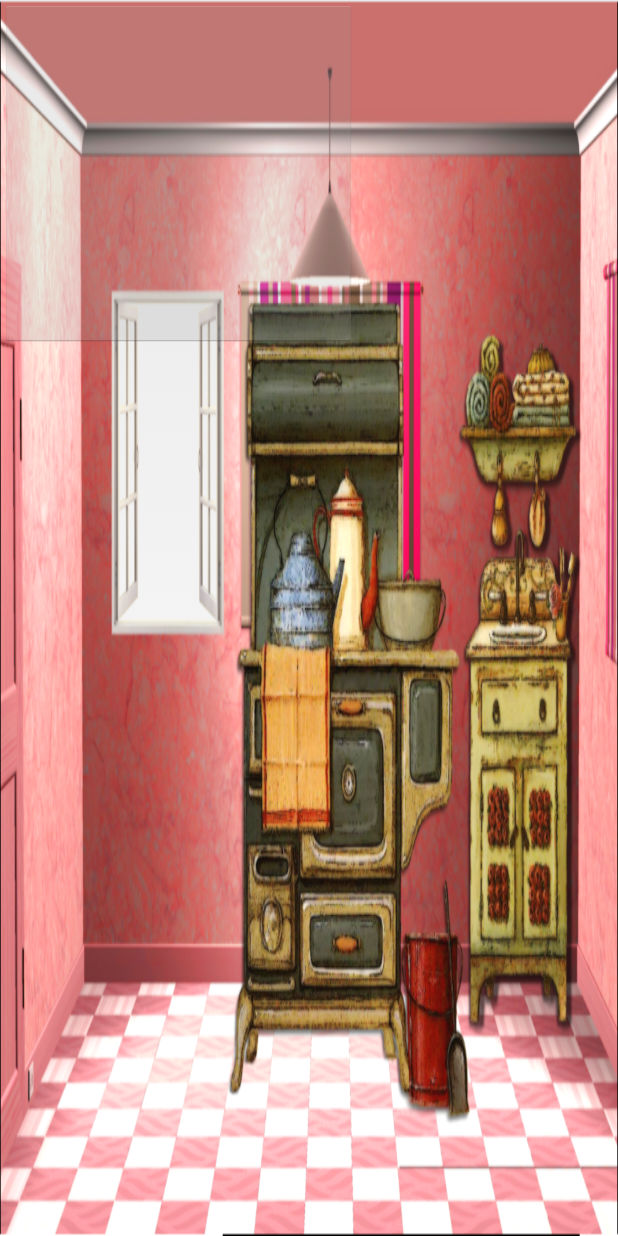
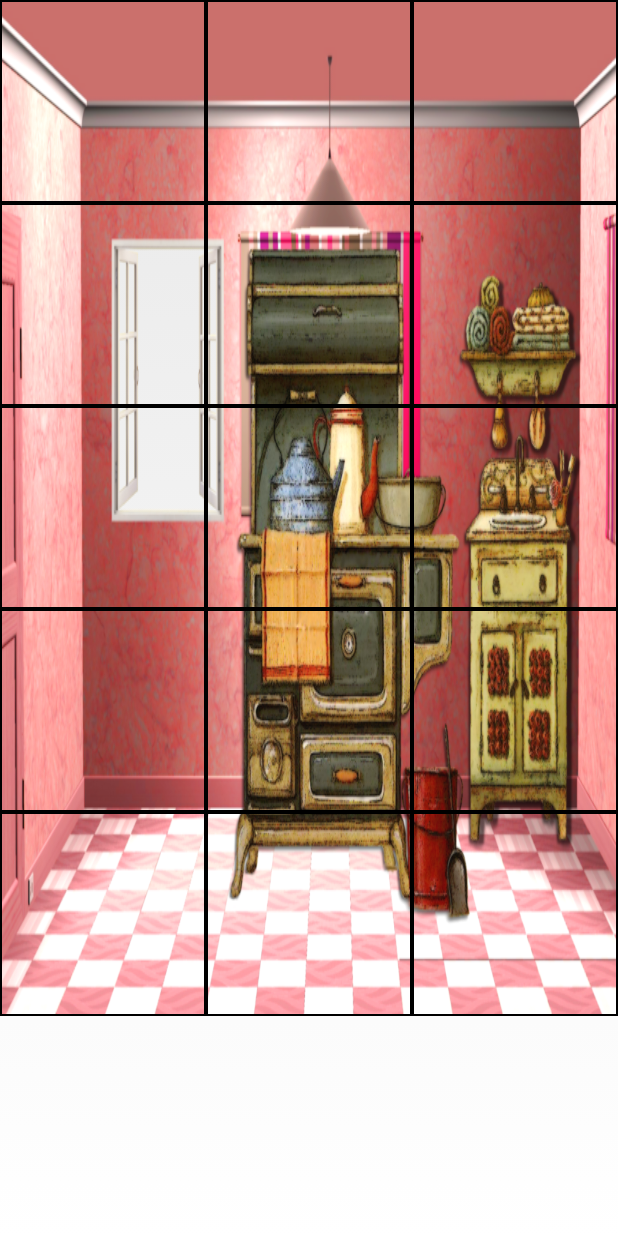
Before and after one commit to GonHunch/tarakan, an Android app: the KitchenActivity screen opened directly, with no data from a screen before it, on a phone screen of 412 x 824 dp. Run offline under Robolectric (Android 15) with nearby library versions, the phone set to English and light mode, and no system bars.

```diff
--- /dev/null
+++ b/app/src/main/res/drawable/back.xml
@@ -0,0 +1,5 @@
+<?xml version="1.0" encoding="utf-8"?>
+<shape xmlns:android="http://schemas.android.com/apk/res/android" android:shape="rectangle" >
+    <solid android:color="@android:color/transparent" />
+    <stroke android:width="1dip" android:color="#000000"/>
+</shape>
--- a/app/src/main/res/layout/activity_kitchen.xml
+++ b/app/src/main/res/layout/activity_kitchen.xml
@@ -3,17 +3,166 @@
     xmlns:app="http://schemas.android.com/apk/res-auto"
     xmlns:tools="http://schemas.android.com/tools"
     android:layout_width="match_parent"
-    android:layout_height="match_parent"
+    android:layout_height="wrap_content"
     android:background="@drawable/tarakan_kitchen_9"
-    android:columnCount="1"
-    android:gravity="center"
-    android:rowCount="1"
+    android:columnCount="3"
+    android:elevation="1dp"
+    android:rowCount="5"
     tools:context="com.goncharov.anton.tarakan.KitchenActivity">
 
     <Button
         android:id="@+id/button1"
-        android:layout_width="238dp"
-        android:layout_height="231dp"
-        android:alpha="0.5"
+        android:layout_width="0dp"
+        android:layout_height="wrap_content"
+        android:layout_columnWeight="1"
+        android:layout_gravity="fill"
+        android:layout_rowWeight="1"
+        android:background="@drawable/back"
+        android:singleLine="false"
         android:tag="21" />
+
+    <Button
+        android:id="@+id/button2"
+        android:layout_width="0dp"
+        android:layout_height="wrap_content"
+        android:layout_columnWeight="1"
+        android:layout_gravity="fill"
+        android:layout_rowWeight="1"
+        android:background="@drawable/back"
+        android:singleLine="false"
+        android:tag="21" />
+
+    <Button
+        android:id="@+id/button3"
+        android:layout_width="0dp"
+        android:layout_height="wrap_content"
+        android:layout_columnWeight="1"
+        android:layout_gravity="fill"
+        android:layout_rowWeight="1"
+        android:background="@drawable/back"
+        android:singleLine="false"
+        android:tag="21" />
+
+    <Button
+        android:id="@+id/button4"
+        android:layout_width="0dp"
+        android:layout_height="wrap_content"
+        android:layout_columnWeight="1"
+        android:layout_gravity="fill"
+        android:layout_rowWeight="1"
+        android:background="@drawable/back"
+        android:singleLine="false"
+        android:tag="21" />
+
+    <Button
+        android:id="@+id/button5"
+        android:layout_width="0dp"
+        android:layout_height="wrap_content"
+        android:layout_columnWeight="1"
+        android:layout_gravity="fill"
+        android:layout_rowWeight="1"
+        android:background="@drawable/back"
+        android:tag="21" />
+
+    <Button
+        android:id="@+id/button6"
+        android:layout_width="0dp"
+        android:layout_height="wrap_content"
+        android:layout_columnWeight="1"
+        android:layout_gravity="fill"
+        android:layout_rowWeight="1"
+        android:background="@drawable/back"
+        android:tag="21" />
+
+    <Button
+        android:id="@+id/button7"
+        android:layout_width="0dp"
+        android:layout_height="wrap_content"
+        android:layout_columnWeight="1"
+        android:layout_gravity="fill"
+        android:layout_rowWeight="1"
+        android:background="@drawable/back"
+        android:tag="21" />
+
+    <Button
+        android:id="@+id/button8"
+        android:layout_width="0dp"
+        android:layout_height="wrap_content"
+        android:layout_columnWeight="1"
+        android:layout_gravity="fill"
+        android:layout_rowWeight="1"
+        android:background="@drawable/back"
+        android:tag="21" />
+
+    <Button
+        android:id="@+id/button9"
+        android:layout_width="0dp"
+        android:layout_height="wrap_content"
+        android:layout_columnWeight="1"
+        android:layout_gravity="fill"
+        android:layout_rowWeight="1"
+        android:background="@drawable/back"
+        android:tag="21" />
+
+    <Button
+        android:id="@+id/button10"
+        android:layout_width="0dp"
+        android:layout_height="wrap_content"
+        android:layout_columnWeight="1"
+        android:layout_gravity="fill"
+        android:layout_rowWeight="1"
+        android:background="@drawable/back"
+        android:tag="21" />
+
+    <Button
+        android:id="@+id/button11"
+        android:layout_width="0dp"
+        android:layout_height="wrap_content"
+        android:layout_columnWeight="1"
+        android:layout_gravity="fill"
+        android:layout_rowWeight="1"
+        android:background="@drawable/back"
+        android:tag="21" />
+
+    <Button
+        android:id="@+id/button12"
+        android:layout_width="0dp"
+        android:layout_height="wrap_content"
+        android:layout_columnWeight="1"
+        android:layout_gravity="fill"
+        android:layout_rowWeight="1"
+        android:background="@drawable/back"
+        android:tag="21" />
+
+    <Button
+        android:id="@+id/button13"
+        android:layout_width="0dp"
+        android:layout_height="wrap_content"
+        android:layout_columnWeight="1"
+        android:layout_gravity="fill"
+        android:layout_rowWeight="1"
+        android:background="@drawable/back"
+        android:tag="21" />
+
+    <Button
+        android:id="@+id/button14"
+        android:layout_width="0dp"
+        android:layout_height="wrap_content"
+        android:layout_columnWeight="1"
+        android:layout_gravity="fill"
+        android:layout_rowWeight="1"
+        android:background="@drawable/back"
+        android:singleLine="false"
+        android:tag="21" />
+
+    <Button
+        android:id="@+id/button15"
+        android:layout_width="0dp"
+        android:layout_height="wrap_content"
+        android:layout_columnWeight="1"
+        android:layout_gravity="fill"
+        android:layout_rowWeight="1"
+        android:background="@drawable/back"
+        android:tag="21" />
+
 </GridLayout>
```
